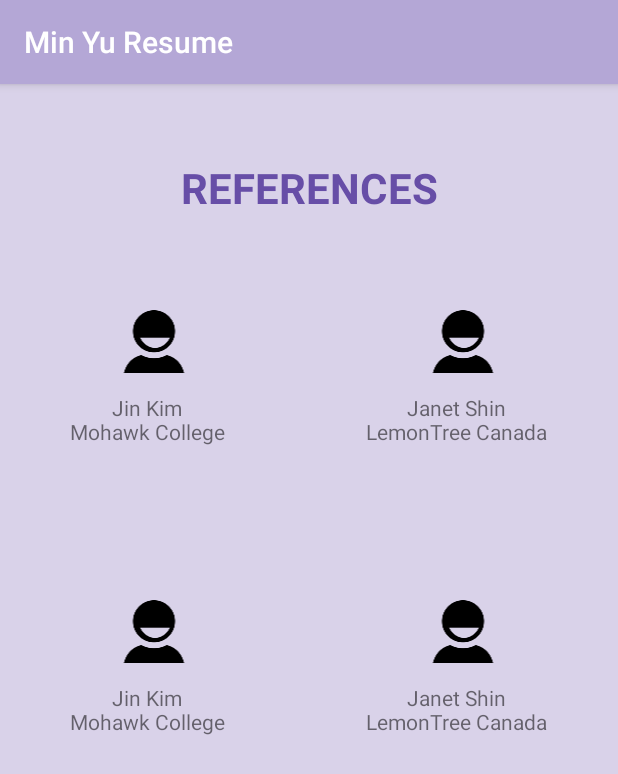
After one commit to pureblue0205/Resume_Viewer_App, an Android app: the fragment ReferenceActivity shown on its own in the app's theme, on a phone screen of 412 x 824 dp. The commit adds this screen. Shown: the top 774 px of the screen. Run offline under Robolectric (Android 15) with nearby library versions, the phone set to English and light mode, and no system bars.

Commit message:
Add email and linkedin icon separate phone, email, linkedin address move tabs to the bottom of the app make highlight contents scrollview in case there are more contents to show add ReferenceActivity.java and reference.xml add home.xml

```diff
--- /dev/null
+++ b/app/src/main/java/a16sapi/aidle/minyuresume/ReferenceActivity.java
@@ -0,0 +1,16 @@
+package a16sapi.aidle.minyuresume;
+
+import android.os.Bundle;
+import android.support.v4.app.Fragment;
+import android.view.LayoutInflater;
+import android.view.View;
+import android.view.ViewGroup;
+
+public class ReferenceActivity extends Fragment {
+
+    public View onCreateView(LayoutInflater inflater, ViewGroup container,
+                             Bundle savedInstanceState) {
+        // Inflate the layout for this fragment
+        return inflater.inflate(R.layout.reference, container, false);
+    }
+}
--- /dev/null
+++ b/app/src/main/res/layout/reference.xml
@@ -0,0 +1,109 @@
+<?xml version="1.0" encoding="utf-8"?>
+<LinearLayout xmlns:android="http://schemas.android.com/apk/res/android"
+    android:layout_width="match_parent"
+    android:layout_height="match_parent"
+    android:background="#d9d2e9"
+    android:orientation="vertical">
+
+    <TextView
+        android:layout_width="match_parent"
+        android:layout_height="wrap_content"
+        android:layout_marginTop="50dp"
+        android:gravity="center_horizontal"
+        android:text="REFERENCES"
+        android:textColor="@color/colorPrimaryDark"
+        android:textSize="28sp"
+        android:textStyle="bold" />
+
+    <LinearLayout
+        android:layout_width="match_parent"
+        android:layout_height="wrap_content"
+        android:orientation="horizontal">
+
+        <ImageView
+            android:id="@+id/imageView1"
+            android:layout_width="wrap_content"
+            android:layout_height="wrap_content"
+            android:layout_marginTop="60dp"
+            android:layout_weight="1"
+            android:src="@mipmap/ic_reference1" />
+
+        <ImageView
+            android:id="@+id/imageView2"
+            android:layout_width="wrap_content"
+            android:layout_height="wrap_content"
+            android:layout_marginTop="60dp"
+            android:layout_weight="1"
+            android:src="@mipmap/ic_reference1" />
+
+    </LinearLayout>
+
+    <LinearLayout
+        android:layout_width="match_parent"
+        android:layout_height="wrap_content"
+        android:orientation="horizontal">
+
+        <TextView
+            android:layout_width="wrap_content"
+            android:layout_height="wrap_content"
+            android:layout_marginTop="10dp"
+            android:layout_weight="1"
+            android:gravity="center"
+            android:text="Jin Kim\nMohawk College" />
+
+        <TextView
+            android:layout_width="wrap_content"
+            android:layout_height="wrap_content"
+            android:layout_marginTop="10dp"
+            android:layout_weight="1"
+            android:gravity="center"
+            android:text="Janet Shin\nLemonTree Canada" />
+    </LinearLayout>
+
+    <LinearLayout
+        android:layout_width="match_parent"
+        android:layout_height="wrap_content"
+        android:orientation="horizontal">
+
+        <ImageView
+            android:id="@+id/imageView3"
+            android:layout_width="wrap_content"
+            android:layout_height="wrap_content"
+            android:layout_marginTop="100dp"
+            android:layout_weight="1"
+            android:src="@mipmap/ic_reference1" />
+
+        <ImageView
+            android:id="@+id/imageView4"
+            android:layout_width="wrap_content"
+            android:layout_height="wrap_content"
+            android:layout_marginTop="100dp"
+            android:layout_weight="1"
+            android:src="@mipmap/ic_reference1" />
+
+    </LinearLayout>
+
+    <LinearLayout
+        android:layout_width="match_parent"
+        android:layout_height="wrap_content"
+        android:orientation="horizontal">
+
+        <TextView
+            android:layout_width="wrap_content"
+            android:layout_height="wrap_content"
+            android:layout_marginTop="10dp"
+            android:layout_weight="1"
+            android:gravity="center"
+            android:text="Jin Kim\nMohawk College" />
+
+        <TextView
+            android:layout_width="wrap_content"
+            android:layout_height="wrap_content"
+            android:layout_marginTop="10dp"
+            android:layout_weight="1"
+            android:gravity="center"
+            android:text="Janet Shin\nLemonTree Canada" />
+    </LinearLayout>
+
+
+</LinearLayout>
--- a/app/src/main/res/values/strings.xml
+++ b/app/src/main/res/values/strings.xml
@@ -3,7 +3,7 @@
     <string name="section_format">Hello World from section: %1$d</string>
     <string name="action_settings">Settings</string>
     <string name="stringName">Min Yu</string>
-    <string name="stringPhoneEmail">+82 10 9917 0524\niam.minhhh@gmail.com\nlinkedin.com/in/min-yu</string>
+    <string name="stringPhone">+82 10 9917 0524</string>
     <string name="stringHighlightsList">● Fluent in Korean and English\n● Smart\n● Fast learner\n● Test</string>
     <string name="highlights">HIGHLIGHTS</string>
     <string name="references">REFERENCES</string>
```
Also changed, not shown: app/src/main/java/a16sapi/aidle/minyuresume/HomeActivity.java (added, +16 -0 lines), app/src/main/java/a16sapi/aidle/minyuresume/MainActivity.java (+18 -0 lines), app/src/main/res/layout/activity_main.xml (+106 -69 lines), app/src/main/res/layout/fragment_main.xml (+74 -31 lines), app/src/main/res/layout/home.xml (added, +126 -0 lines), app/src/main/ic_Email-web.png, app/src/main/res/mipmap-hdpi/ic_email.png (added), app/src/main/res/mipmap-hdpi/ic_linkedin.png (added), app/src/main/res/mipmap-mdpi/ic_email.png (added), app/src/main/res/mipmap-mdpi/ic_linkedin.png (added), app/src/main/res/mipmap-xhdpi/ic_email.png (added), app/src/main/res/mipmap-xhdpi/ic_linkedin.png (added), app/src/main/res/mipmap-xxhdpi/ic_email.png (added), app/src/main/res/mipmap-xxhdpi/ic_linkedin.png (added), 2 more files.
